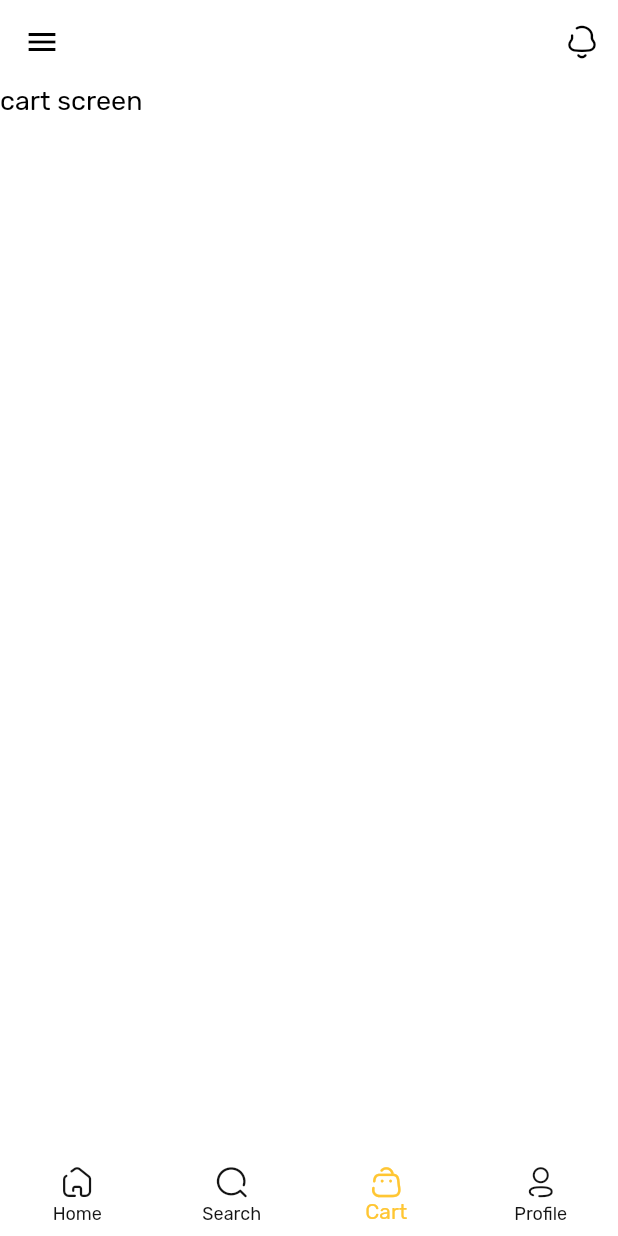
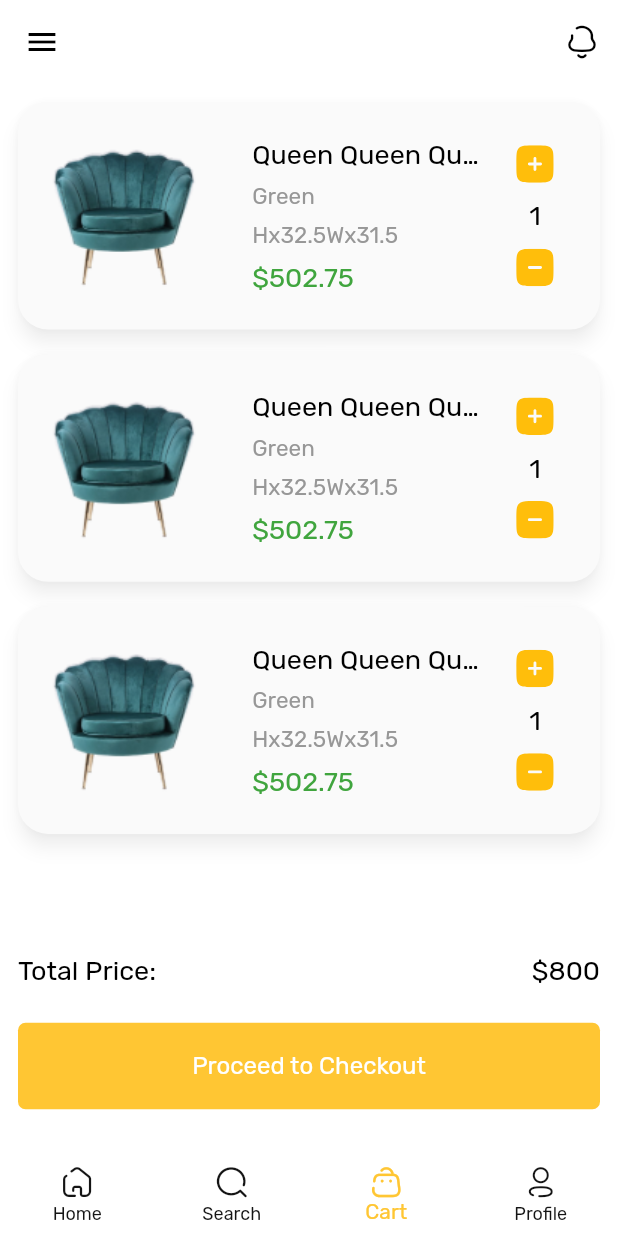
Before and after one commit to KarimSlama/furniture, a Flutter app: the HomeLayout screen opened directly, item 3 of the bottom bar chosen, on a phone screen of 412 x 824 dp. Run offline on Flutter 3.47's test engine with Material 2 defaults, Android fonts, the phone set to English and light mode, and no system bars; our stand-ins replace flutter_bloc, flutter_rating_bar, flutter_svg, get_it, google_fonts.

Commit message:
design cart screen

```diff
--- a/lib/core/utils/theme/app_string/app_string.dart
+++ b/lib/core/utils/theme/app_string/app_string.dart
@@ -19,4 +19,9 @@ class AppString {
   static const cart = 'Cart';
   static const profile = 'Profile';
   static const popular = 'Popular';
+  static const yourShoppingCartIsEmpty = 'Your Shopping cart is empty';
+  static const lookingForIdeas = 'Looking for ideas?';
+  static const seePopularItems = 'See popular items';
+  static const totalPrice = 'Total Price:';
+  static const proceedToCheckout = 'Proceed to Checkout';
 }
--- a/lib/furniture/presentation/views/cart_screen.dart
+++ b/lib/furniture/presentation/views/cart_screen.dart
@@ -1,10 +1,49 @@
 import 'package:flutter/material.dart';
+import 'package:furniture/core/utils/theme/app_colors/app_colors.dart';
+import 'package:furniture/core/utils/theme/app_string/app_string.dart';
+import 'package:furniture/furniture/presentation/widgets/cart_screen_widgets/cart_widget.dart';
 
 class CartScreen extends StatelessWidget {
   const CartScreen({super.key});
 
   @override
   Widget build(BuildContext context) {
-    return const Text('cart screen');
+    return Padding(
+      padding: const EdgeInsets.symmetric(horizontal: 12, vertical: 12),
+      child: Column(
+        children: [
+          const CartWidget(),
+          const Row(
+            children: [
+              Text(AppString.totalPrice),
+              Spacer(),
+              Text('\$800'),
+            ],
+          ),
+          SizedBox(height: MediaQuery.of(context).size.height * .03),
+          Container(
+            width: double.infinity,
+            height: MediaQuery.of(context).size.height * .07,
+            decoration: const BoxDecoration(
+              color: AppColors.yellow,
+              borderRadius: BorderRadiusDirectional.all(
+                Radius.circular(5),
+              ),
+            ),
+            child: TextButton(
+              onPressed: () {},
+              child: Text(
+                AppString.proceedToCheckout,
+                style: Theme.of(context).textTheme.bodyMedium?.copyWith(
+                      color: AppColors.white,
+                      fontSize: 16,
+                    ),
+              ),
+            ),
+          ),
+          SizedBox(height: MediaQuery.of(context).size.height * .02),
+        ],
+      ),
+    );
   }
 }
--- /dev/null
+++ b/lib/furniture/presentation/widgets/cart_screen_widgets/cart_empty_widget.dart
@@ -0,0 +1,49 @@
+import 'package:flutter/material.dart';
+import 'package:flutter_svg/flutter_svg.dart';
+import 'package:furniture/core/utils/theme/app_colors/app_colors.dart';
+import 'package:furniture/core/utils/theme/app_string/app_string.dart';
+
+class CartEmptyWidget extends StatelessWidget {
+  const CartEmptyWidget({super.key});
+
+  @override
+  Widget build(BuildContext context) {
+    return  Column(
+      mainAxisAlignment: MainAxisAlignment.center,
+      children: [
+        SvgPicture.asset('assets/images/cart.svg'),
+        SizedBox(height: MediaQuery.of(context).size.height * .02),
+        const Text(AppString.yourShoppingCartIsEmpty),
+        SizedBox(height: MediaQuery.of(context).size.height * .02),
+        const Text(AppString.lookingForIdeas),
+        SizedBox(height: MediaQuery.of(context).size.height * .02),
+        Align(
+          alignment: AlignmentDirectional.center,
+          child: Container(
+            constraints: BoxConstraints(
+              maxWidth: MediaQuery.of(context).size.width * .7,
+              maxHeight: MediaQuery.of(context).size.height * .07,
+            ),
+            padding: const EdgeInsetsDirectional.symmetric(
+                horizontal: 6, vertical: 4),
+            decoration: const BoxDecoration(
+              borderRadius: BorderRadiusDirectional.all(Radius.circular(20)),
+              color: AppColors.lightBlack,
+            ),
+            child: TextButton(
+              onPressed: () {},
+              child: Text(
+                AppString.seePopularItems,
+                style: Theme.of(context).textTheme.bodyMedium?.copyWith(
+                  color: AppColors.white,
+                  fontWeight: FontWeight.w600,
+                  fontSize: 18,
+                ),
+              ),
+            ),
+          ),
+        ),
+      ],
+    );
+  }
+}
--- /dev/null
+++ b/lib/furniture/presentation/widgets/cart_screen_widgets/cart_widget.dart
@@ -0,0 +1,87 @@
+import 'package:flutter/material.dart';
+import 'package:flutter_svg/flutter_svg.dart';
+import 'package:furniture/core/utils/theme/app_colors/app_colors.dart';
+
+class CartWidget extends StatelessWidget {
+  const CartWidget({super.key});
+
+  @override
+  Widget build(BuildContext context) {
+    return Expanded(
+      child: ListView.separated(
+        physics: const BouncingScrollPhysics(),
+        itemCount: 3                                                                                                                                                                                                                     ,
+        itemBuilder: (context, index) => Material(
+          elevation: 5,
+          shadowColor: AppColors.white.withOpacity(.5),
+          borderRadius: BorderRadiusDirectional.circular(20),
+          child: Row(
+            mainAxisAlignment: MainAxisAlignment.start,
+            children: [
+              Image.asset(
+                'assets/images/chair.png',
+                width: MediaQuery.of(context).size.width * .35,
+              ),
+              Padding(
+                padding: const EdgeInsets.all(12),
+                child: Column(
+                  crossAxisAlignment: CrossAxisAlignment.start,
+                  children: [
+                    Container(
+                      constraints: BoxConstraints(
+                          maxWidth: MediaQuery.sizeOf(context).width * .37),
+                      child: const Text(
+                        'Queen Queen Queen',
+                        maxLines: 1,
+                        overflow: TextOverflow.ellipsis,
+                      ),
+                    ),
+                    SizedBox(height: MediaQuery.of(context).size.height * .01),
+                    Text(
+                      'Green',
+                      style: Theme.of(context).textTheme.bodyMedium?.copyWith(
+                        fontSize: 15,
+                        color: AppColors.grey,
+                      ),
+                    ),
+                    SizedBox(height: MediaQuery.of(context).size.height * .01),
+                    Text(
+                      'Hx32.5' 'Wx31.5',
+                      style: Theme.of(context).textTheme.bodyMedium?.copyWith(
+                        fontSize: 15,
+                        color: AppColors.grey,
+                      ),
+                    ),
+                    SizedBox(height: MediaQuery.of(context).size.height * .01),
+                    Text(
+                      '\$502.75',
+                      style: Theme.of(context)
+                          .textTheme
+                          .bodyMedium
+                          ?.copyWith(color: AppColors.green),
+                    ),
+                  ],
+                ),
+              ),
+              Column(
+                children: [
+                  IconButton(
+                    onPressed: () {},
+                    icon: SvgPicture.asset('assets/images/plus.svg'),
+                  ),
+                  const Text('1'),
+                  IconButton(
+                    onPressed: () {},
+                    icon: SvgPicture.asset('assets/images/minus.svg'),
+                  ),
+                ],
+              )
+            ],
+          ),
+        ),
+        separatorBuilder: (context, index) =>
+            SizedBox(height: MediaQuery.of(context).size.height * .02),
+      ),
+    );
+  }
+}
```
Also changed, not shown: assets/images/cart.svg (added), assets/images/chair.png (added), assets/images/minus.svg (added), assets/images/plus.svg (added).
